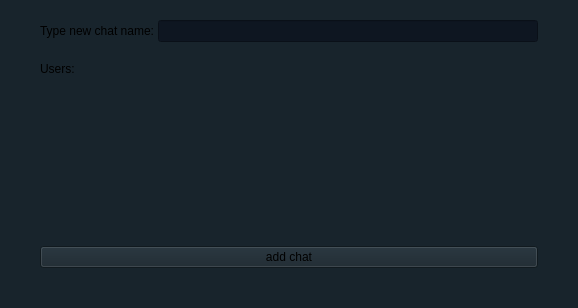
Before: the Qt Designer form addnewchatdialog.ui in andriilanin/inSide, drawn with Qt 5.
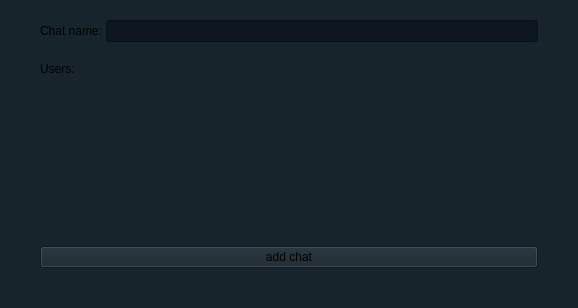
After: the same form once the commit is applied. Icons and pictures are not drawn.

Diff of the .ui file:
```diff
--- a/addnewchatdialog.ui
+++ b/addnewchatdialog.ui
@@ -85,7 +85,7 @@
          <item>
           <widget class="QLabel" name="NewChatNameLabel">
            <property name="text">
-            <string>Type new chat name: </string>
+            <string>Chat name: </string>
            </property>
           </widget>
          </item>
```
Left out of the diff: 14 changed lines with no effect on the pictures.
